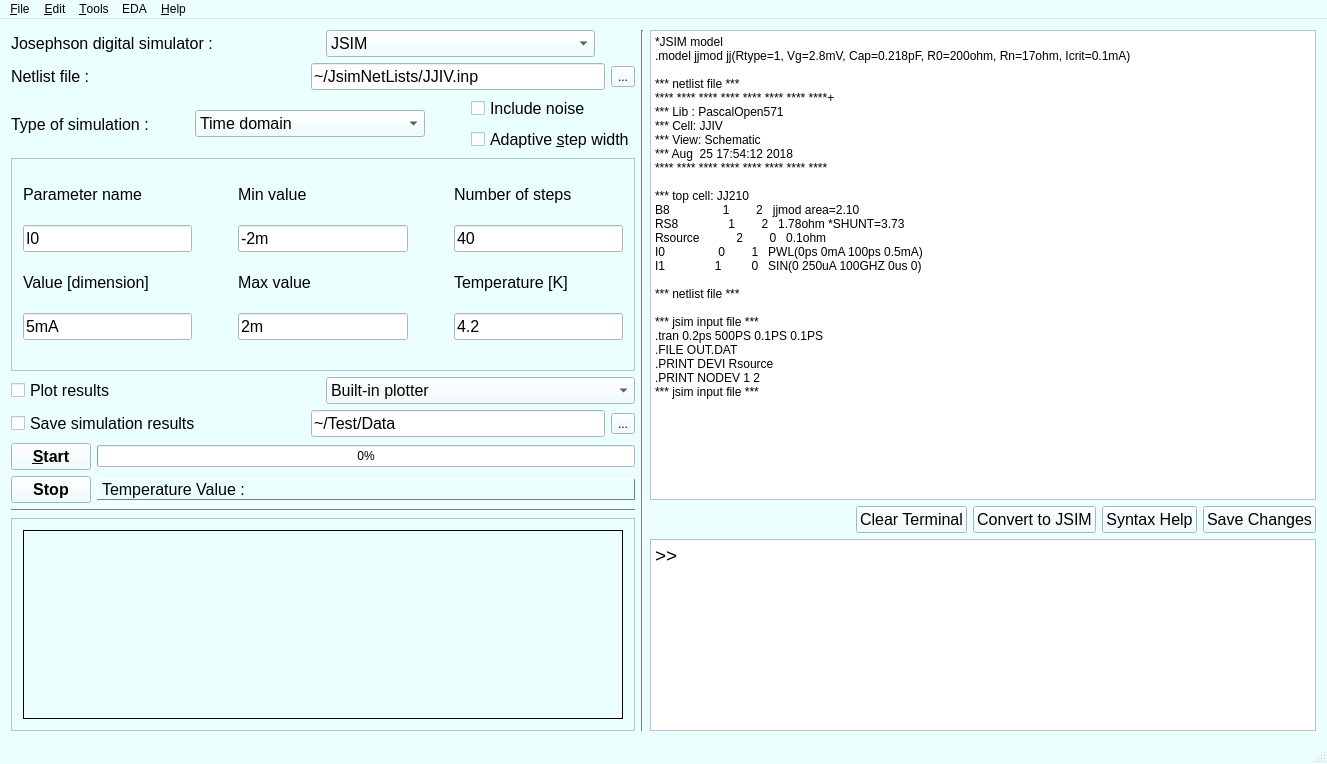
Old version of the form mainwindow.ui in the repository SasanRazm/JOINUS.
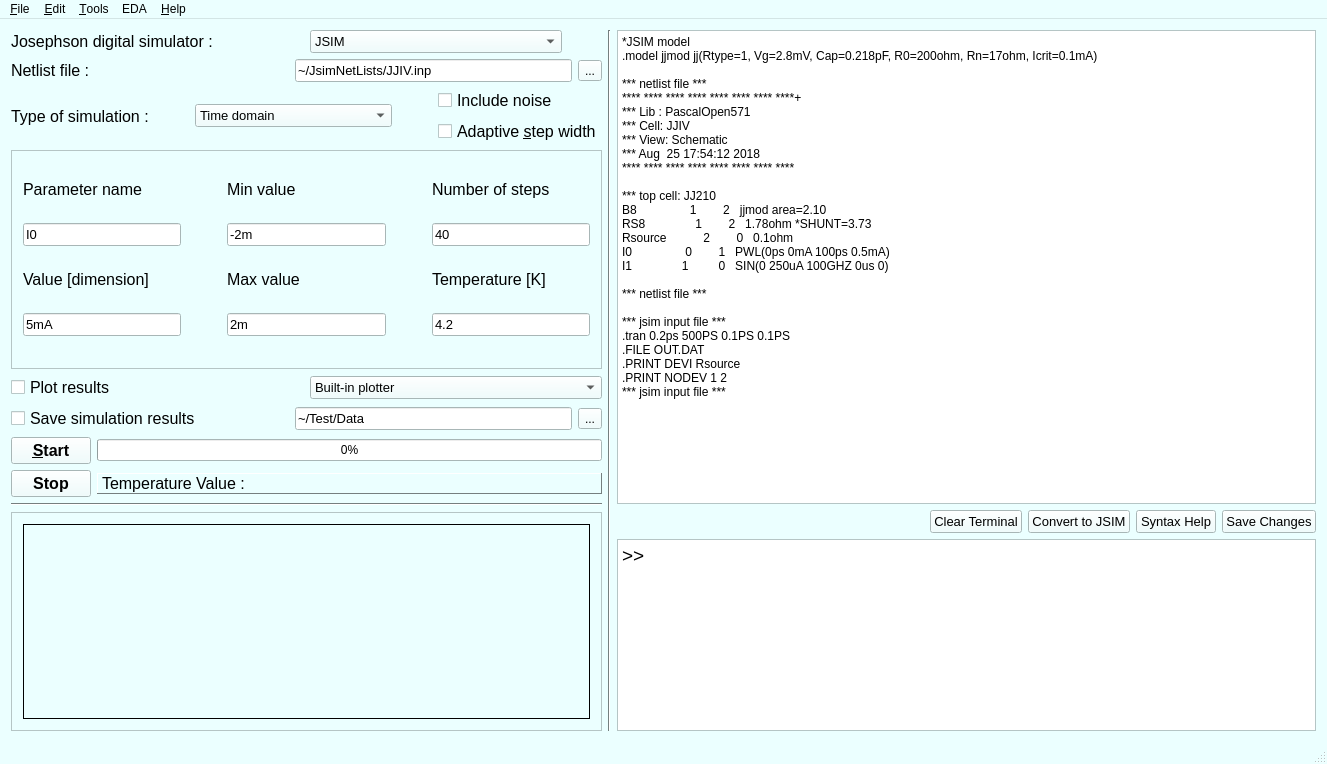
New version of the form.

Commit message: Small changes for Inductex interface

The edit to the form file:
```diff
--- a/mainwindow.ui
+++ b/mainwindow.ui
@@ -524,7 +524,7 @@
           <property name="font">
            <font>
             <family>Tahoma</family>
-            <pointsize>12</pointsize>
+            <pointsize>10</pointsize>
            </font>
           </property>
           <property name="statusTip">
@@ -586,7 +586,7 @@
           <property name="font">
            <font>
             <family>Tahoma</family>
-            <pointsize>12</pointsize>
+            <pointsize>10</pointsize>
            </font>
           </property>
           <property name="statusTip">
@@ -645,7 +645,7 @@
           <property name="font">
            <font>
             <family>Tahoma</family>
-            <pointsize>12</pointsize>
+            <pointsize>10</pointsize>
            </font>
           </property>
           <property name="statusTip">
@@ -794,7 +794,7 @@
                <property name="font">
                 <font>
                  <family>Tahoma</family>
-                 <pointsize>12</pointsize>
+                 <pointsize>10</pointsize>
                 </font>
                </property>
                <property name="toolTip">
@@ -841,7 +841,7 @@
                <property name="font">
                 <font>
                  <family>Tahoma</family>
-                 <pointsize>12</pointsize>
+                 <pointsize>10</pointsize>
                 </font>
                </property>
                <property name="toolTip">
@@ -905,7 +905,7 @@
                <property name="font">
                 <font>
                  <family>Tahoma</family>
-                 <pointsize>12</pointsize>
+                 <pointsize>10</pointsize>
                 </font>
                </property>
                <property name="toolTip">
@@ -949,7 +949,7 @@
                <property name="font">
                 <font>
                  <family>Tahoma</family>
-                 <pointsize>12</pointsize>
+                 <pointsize>10</pointsize>
                 </font>
                </property>
                <property name="toolTip">
@@ -1013,7 +1013,7 @@
                <property name="font">
                 <font>
                  <family>Tahoma</family>
-                 <pointsize>12</pointsize>
+                 <pointsize>10</pointsize>
                 </font>
                </property>
                <property name="toolTip">
@@ -1057,7 +1057,7 @@
                <property name="font">
                 <font>
                  <family>Tahoma</family>
-                 <pointsize>12</pointsize>
+                 <pointsize>10</pointsize>
                 </font>
                </property>
                <property name="toolTip">
@@ -1104,7 +1104,7 @@
           <property name="font">
            <font>
             <family>Tahoma</family>
-            <pointsize>12</pointsize>
+            <pointsize>10</pointsize>
            </font>
           </property>
           <property name="statusTip">
@@ -1155,7 +1155,7 @@
           <property name="font">
            <font>
             <family>Tahoma</family>
-            <pointsize>12</pointsize>
+            <pointsize>10</pointsize>
            </font>
           </property>
           <property name="statusTip">
@@ -1405,7 +1405,7 @@
           <property name="font">
            <font>
             <family>Arial</family>
-            <pointsize>12</pointsize>
+            <pointsize>10</pointsize>
            </font>
           </property>
           <property name="toolTip">
@@ -1421,7 +1421,7 @@
           <property name="font">
            <font>
             <family>Arial</family>
-            <pointsize>12</pointsize>
+            <pointsize>10</pointsize>
            </font>
           </property>
           <property name="toolTip">
@@ -1452,7 +1452,7 @@
           <property name="font">
            <font>
             <family>Arial</family>
-            <pointsize>12</pointsize>
+            <pointsize>10</pointsize>
            </font>
           </property>
           <property name="toolTip">
@@ -1468,7 +1468,7 @@
           <property name="font">
            <font>
             <family>Arial</family>
-            <pointsize>12</pointsize>
+            <pointsize>10</pointsize>
            </font>
           </property>
           <property name="toolTip">
```
Left out of the diff: 2 changed lines with no effect on the pictures. The commit also changes 4 other files.
